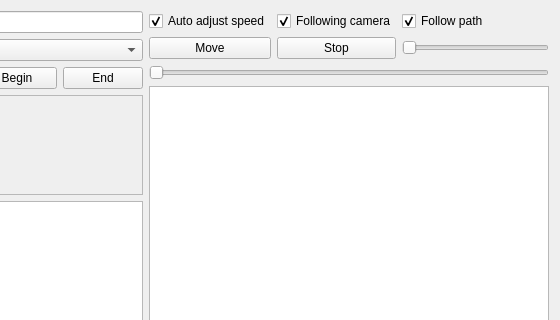
This is GPS_second_GUI/mainwindow.ui in idaohang/gps-18 as Qt 5 draws it before an edit; both pictures show x 198 to 758 and y 0 to 320 of the 758 by 519 pixel window. The edited form follows.
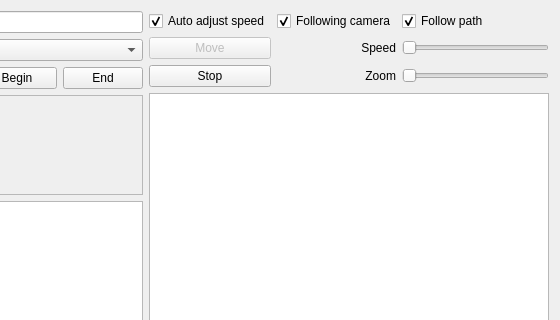
This is the edited form. Custom widgets are drawn as their Qt base class.

Diff of the .ui file:
```diff
--- a/GPS_second_GUI/mainwindow.ui
+++ b/GPS_second_GUI/mainwindow.ui
@@ -145,18 +145,11 @@
         <property name="sizeConstraint">
          <enum>QLayout::SetMaximumSize</enum>
         </property>
-        <item row="1" column="2">
-         <widget class="QPushButton" name="stopCarButton">
-          <property name="text">
-           <string>Stop</string>
-          </property>
-          <property name="checkable">
-           <bool>false</bool>
-          </property>
-         </widget>
-        </item>
         <item row="1" column="1">
          <widget class="QPushButton" name="startCarButton">
+          <property name="enabled">
+           <bool>false</bool>
+          </property>
           <property name="text">
            <string>Move</string>
           </property>
@@ -198,19 +191,6 @@
           </property>
          </widget>
         </item>
-        <item row="2" column="1" colspan="3">
-         <widget class="QSlider" name="zoomSlider">
-          <property name="minimum">
-           <number>4</number>
-          </property>
-          <property name="maximum">
-           <number>20</number>
-          </property>
-          <property name="orientation">
-           <enum>Qt::Horizontal</enum>
-          </property>
-         </widget>
-        </item>
         <item row="0" column="2">
          <widget class="QCheckBox" name="followingCamera">
           <property name="text">
@@ -231,6 +211,49 @@
           </property>
          </widget>
         </item>
+        <item row="2" column="3">
+         <widget class="QSlider" name="zoomSlider">
+          <property name="minimum">
+           <number>4</number>
+          </property>
+          <property name="maximum">
+           <number>20</number>
+          </property>
+          <property name="orientation">
+           <enum>Qt::Horizontal</enum>
+          </property>
+         </widget>
+        </item>
+        <item row="2" column="1">
+         <widget class="QPushButton" name="stopCarButton">
+          <property name="text">
+           <string>Stop</string>
+          </property>
+          <property name="checkable">
+           <bool>false</bool>
+          </property>
+         </widget>
+        </item>
+        <item row="1" column="2">
+         <widget class="QLabel" name="label">
+          <property name="text">
+           <string>Speed</string>
+          </property>
+          <property name="alignment">
+           <set>Qt::AlignRight|Qt::AlignTrailing|Qt::AlignVCenter</set>
+          </property>
+         </widget>
+        </item>
+        <item row="2" column="2">
+         <widget class="QLabel" name="label_2">
+          <property name="text">
+           <string>Zoom</string>
+          </property>
+          <property name="alignment">
+           <set>Qt::AlignRight|Qt::AlignTrailing|Qt::AlignVCenter</set>
+          </property>
+         </widget>
+        </item>
        </layout>
       </item>
      </layout>
```
Left out of the diff: 1 changed line with no effect on the pictures.
